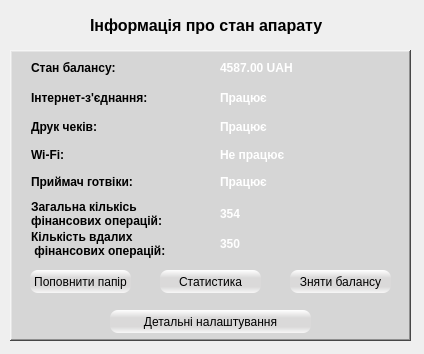
Normandez/LM, file dialogsupport.ui: the form before one commit.
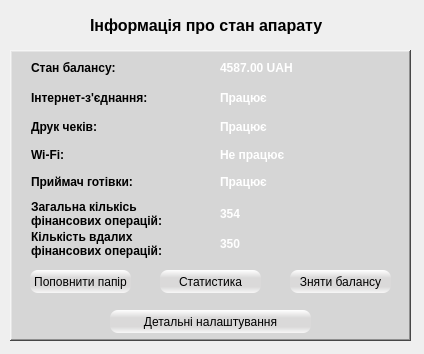
The form after the commit.

```diff
--- a/dialogsupport.ui
+++ b/dialogsupport.ui
@@ -274,7 +274,7 @@
 }</string>
        </property>
        <property name="text">
-        <string>Приймач готвіки:</string>
+        <string>Приймач готівки:</string>
        </property>
       </widget>
      </item>
@@ -338,7 +338,7 @@
        </property>
        <property name="text">
         <string>Кількість вдалих
- фінансових операцій:</string>
+фінансових операцій:</string>
        </property>
       </widget>
      </item>
```
